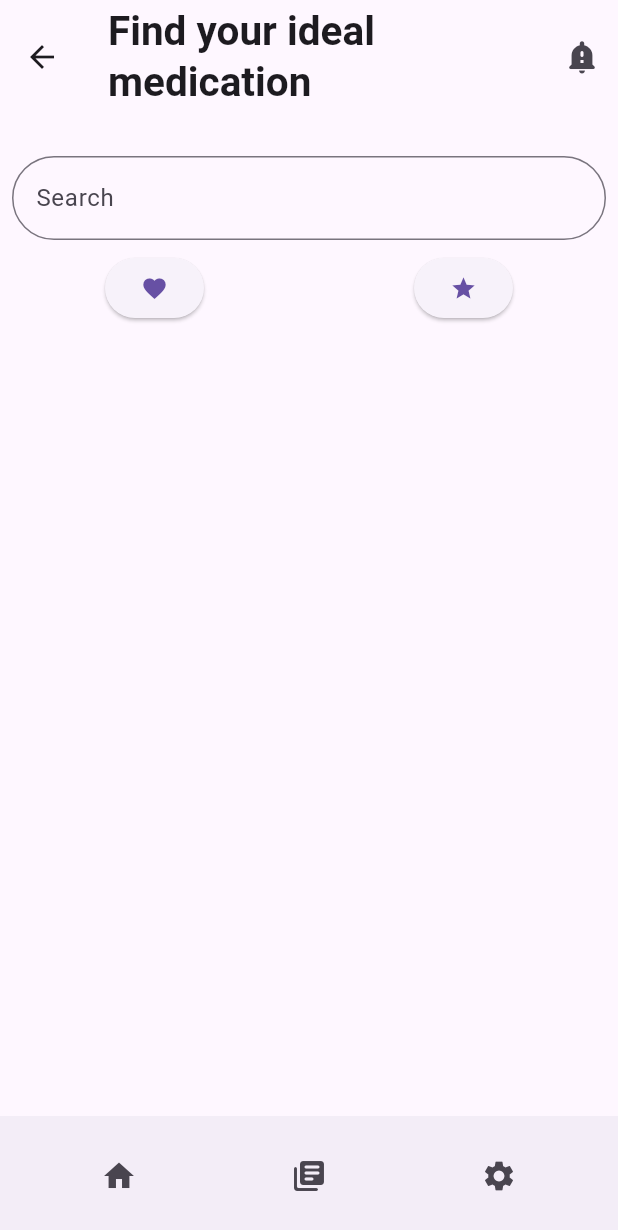
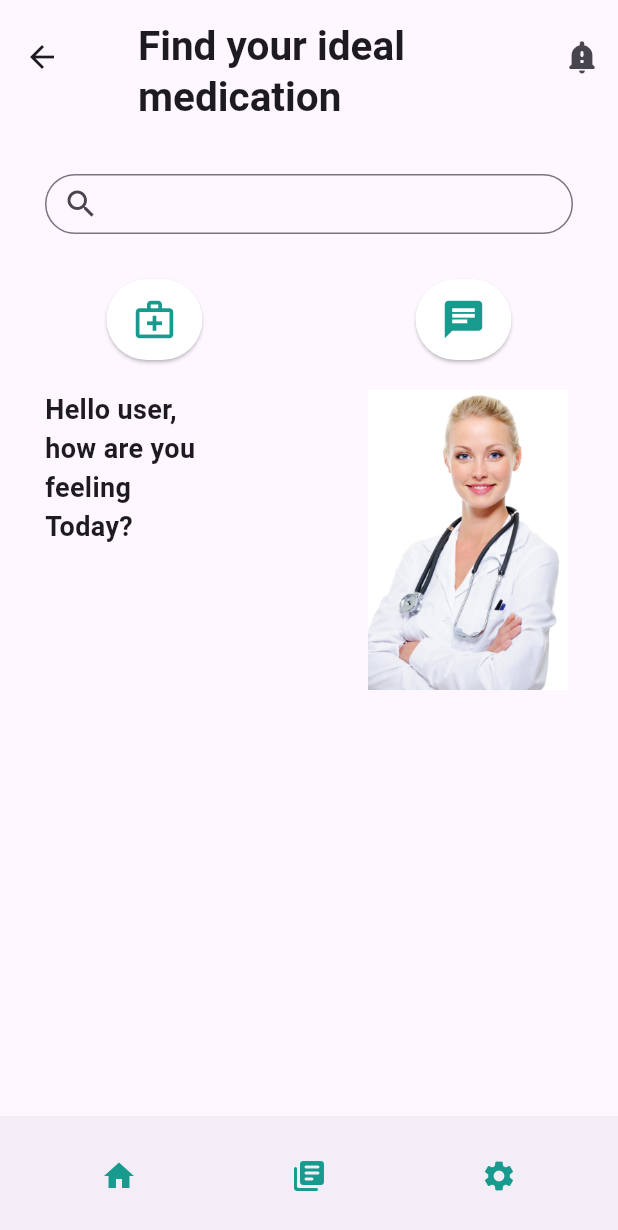
Before and after one commit to NightKing-V/MobAppDevProj---MedicineDeliveryApp, a Flutter app: the HomePage screen opened directly, on a phone screen of 412 x 824 dp. Shown: the top 1230 px of the screen. Run offline on Flutter 3.47's test engine with Material 3 defaults, Android fonts, the phone set to English and light mode, and no system bars.

Commit message:
Patient Page poddk modify
weeeeeeeeee

```diff
--- a/Medicinedeliveryapp/lib/models/config.dart
+++ b/Medicinedeliveryapp/lib/models/config.dart
@@ -1,3 +1,3 @@
 class API {
-  static const String API_URL = "http://192.168.1.3:3000/api";
+  static const String API_URL = "http://192.168.8.141:3000/api";
 }
--- a/Medicinedeliveryapp/lib/pages/patient/patient__dashbaord.dart
+++ b/Medicinedeliveryapp/lib/pages/patient/patient__dashbaord.dart
@@ -1,32 +1,39 @@
 import 'package:flutter/material.dart';
-import 'package:medicinedeliveryapp/models/authModel.dart';
-import 'package:provider/provider.dart';
+import 'package:flutter/widgets.dart';
 
 void main() {
-  runApp(MyApp());
+  runApp(const MyApp());
 }
 
 class MyApp extends StatelessWidget {
+  const MyApp({super.key});
+
   @override
   Widget build(BuildContext context) {
-    return MaterialApp(
+    return const MaterialApp(
       home: HomePage(),
     );
   }
 }
 
 class HomePage extends StatelessWidget {
+  const HomePage({super.key});
+
   @override
   Widget build(BuildContext context) {
     return Scaffold(
       appBar: AppBar(
-        title: Text(
-          'Find your ideal \nmedication',
-          style: TextStyle(fontWeight: FontWeight.bold, fontSize: 27.0),
+        title: const Padding(
+          padding:
+              EdgeInsets.only(left: 20.0, top: 20.0), // Adjust padding here
+          child: Text(
+            'Find your ideal \nmedication',
+            style: TextStyle(fontWeight: FontWeight.bold, fontSize: 27.0),
+          ),
         ),
         actions: [
           IconButton(
-            icon: Icon(Icons.notification_important_rounded),
+            icon: const Icon(Icons.notification_important_rounded),
             onPressed: () {
               // Handle notification icon press
             },
@@ -40,18 +47,23 @@ class HomePage extends StatelessWidget {
           child: Column(
             children: [
               // Add more padding between the search bar and app bar
-              SizedBox(height: 20.0),
+              const SizedBox(height: 10.0),
               Padding(
-                padding: const EdgeInsets.all(8.0),
-                child: TextFormField(
-                  decoration: InputDecoration(
-                    labelText: 'Search',
-                    border: OutlineInputBorder(
-                      borderRadius: BorderRadius.circular(30.0),
+                padding: const EdgeInsets.all(30.0),
+                child: SizedBox(
+                  height: 40.0, // Adjust height as needed
+                  child: TextField(
+                    maxLines: 1, // Only occupy one line
+                    decoration: InputDecoration(
+                      prefixIcon: const Icon(Icons.search),
+                      border: OutlineInputBorder(
+                        borderRadius: BorderRadius.circular(20.0),
+                      ),
                     ),
                   ),
                 ),
               ),
+
               Row(
                 mainAxisAlignment: MainAxisAlignment.spaceAround,
                 children: [
@@ -60,19 +72,75 @@ class HomePage extends StatelessWidget {
                     onPressed: () {
                       // Handle favorite button press
                     },
-                    child: Icon(Icons.favorite),
+                    style: ElevatedButton.styleFrom(
+                      foregroundColor: const Color(
+                          0xFF199A8E), // Set button foreground to white
+                      backgroundColor:
+                          Colors.white, // Set button background to grey
+                      shape: RoundedRectangleBorder(
+                        borderRadius:
+                            BorderRadius.circular(50.0), // Round corners
+                      ),
+                      padding: const EdgeInsets.all(
+                          12.0), // Increase padding for larger icon
+                    ),
+                    child: const Icon(
+                      Icons.medical_services_outlined,
+                      size: 30.0, // Increase icon size
+                    ),
                   ),
                   ElevatedButton(
                     onPressed: () {
                       // Handle star button press
                     },
-                    child: Icon(Icons.star),
+                    style: ElevatedButton.styleFrom(
+                      foregroundColor: const Color(
+                          0xFF199A8E), // Set button foreground to white
+                      backgroundColor:
+                          Colors.white, // Set button background to grey
+                      shape: RoundedRectangleBorder(
+                        borderRadius:
+                            BorderRadius.circular(50.0), // Round corners
+                      ),
+                      padding: const EdgeInsets.all(
+                          12.0), // Increase padding for larger icon
+                    ),
+                    child: const Icon(
+                      Icons.chat,
+                      size: 30.0, // Increase icon size
+                    ),
                   ),
                 ],
               ),
-              Text(Provider.of<AuthModel>(context).accessToken),  //access token
-              // Add more widgets as needed
-              // For example, you can add more Text, Image, or other widgets here
+              const SizedBox(height: 20.0),
+
+              Row(
+                // Use Row for horizontal layout
+                crossAxisAlignment:
+                    CrossAxisAlignment.start, // Align text at top
+                children: [
+                  // Text section with padding
+                  const Expanded(
+                    child: Padding(
+                      padding: EdgeInsets.only(left: 30.0, right: 30.0),
+                      child: Text(
+                        'Hello user,\nhow are you feeling\nToday?',
+                        style: TextStyle(
+                            fontSize: 18.0, fontWeight: FontWeight.bold),
+                      ),
+                    ),
+                  ),
+
+                  const SizedBox(width: 10.0),
+                  SizedBox(
+                    width: 200.0,
+                    height: 200.0,
+                    child: Image.asset(
+                      "assets/dostorimage.jpg",
+                    ),
+                  ),
+                ],
+              ),
             ],
           ),
         ),
@@ -82,19 +150,28 @@ class HomePage extends StatelessWidget {
           mainAxisAlignment: MainAxisAlignment.spaceAround,
           children: [
             IconButton(
-              icon: Icon(Icons.home),
+              icon: const Icon(
+                Icons.home,
+                color: Color(0xFF199A8E),
+              ),
               onPressed: () {
                 // Handle home button press
               },
             ),
             IconButton(
-              icon: Icon(Icons.library_books_rounded),
+              icon: const Icon(
+                Icons.library_books_rounded,
+                color: Color(0xFF199A8E),
+              ),
               onPressed: () {
                 // Handle search button press
               },
             ),
             IconButton(
-              icon: Icon(Icons.settings),
+              icon: const Icon(
+                Icons.settings,
+                color: Color(0xFF199A8E),
+              ),
               onPressed: () {
                 // Handle settings button press
               },
```
Also changed, not shown: Medicinedeliveryapp/assets/dostorimage.jpg (added), 1 other file.
